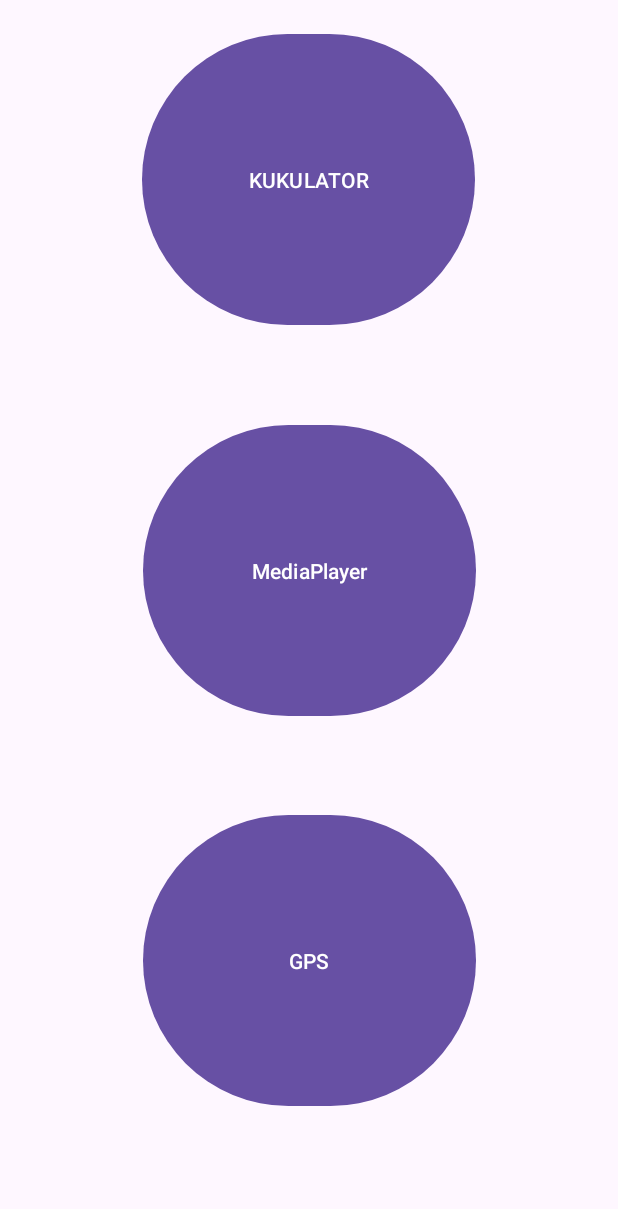
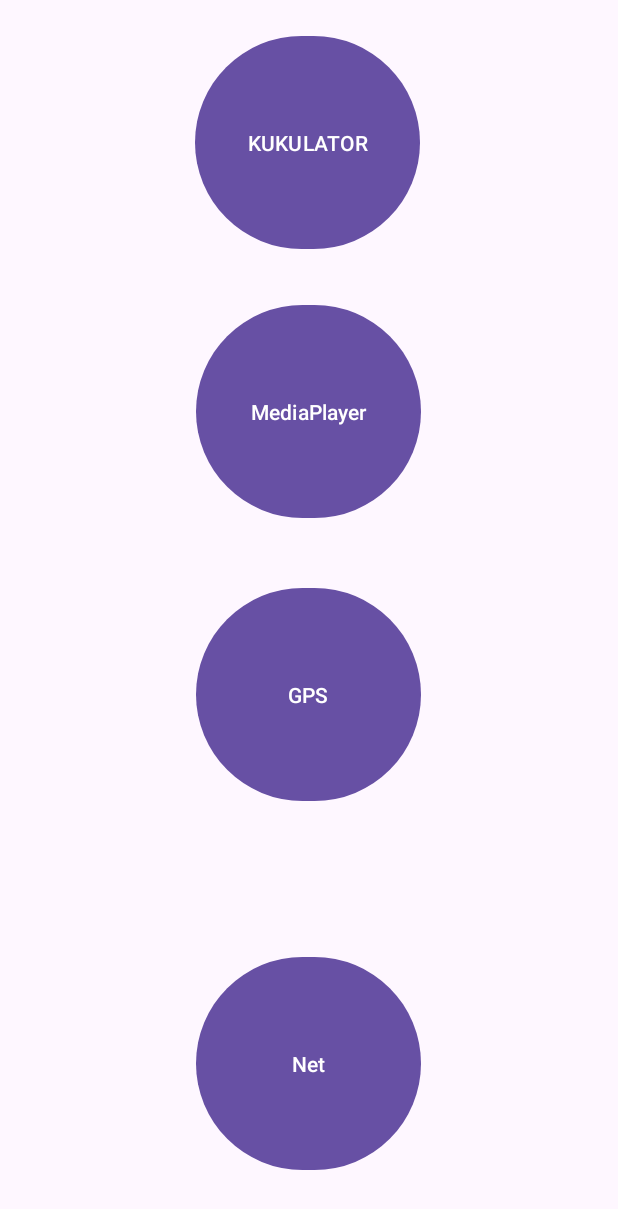
Before and after one commit to tortikmam/Visual, an Android app: the screen it shows after launch (MainActivity), on a phone screen of 412 x 824 dp. Shown: the top 1209 px of the screen. Run offline under Robolectric (Android 15) with nearby library versions, the phone set to English and light mode, and no system bars.

```diff
--- a/app/src/main/AndroidManifest.xml
+++ b/app/src/main/AndroidManifest.xml
@@ -6,6 +6,8 @@
     <uses-permission android:name="android.permission.ACCESS_FINE_LOCATION" />
     <uses-permission android:name="android.permission.ACCESS_COARSE_LOCATION" />
     <uses-permission android:name="android.permission.WRITE_EXTERNAL_STORAGE" />
+    <uses-permission android:name="android.permission.READ_PHONE_STATE" />
+
 
     <application
         android:allowBackup="true"
@@ -16,6 +18,9 @@
         android:roundIcon="@mipmap/ic_launcher_round"
         android:supportsRtl="true"
         android:theme="@style/Theme.Kukulator">
+        <activity
+            android:name=".MobileNetActivity"
+            android:exported="false" />
         <activity
             android:name=".GpsActivity"
             android:exported="false"
--- a/app/src/main/java/com/example/kukulator/MainActivity.kt
+++ b/app/src/main/java/com/example/kukulator/MainActivity.kt
@@ -43,5 +43,11 @@ class MainActivity : AppCompatActivity() {
             startActivity(GpAct)
         })
 
+        var bNet: Button = findViewById(R.id.button_net)
+        bNet.setOnClickListener({
+            val NetAct = Intent(this, MobileNetActivity::class.java)
+            startActivity(NetAct)
+        })
+
     }
 }
--- a/app/src/main/res/layout/activity_main.xml
+++ b/app/src/main/res/layout/activity_main.xml
@@ -9,8 +9,8 @@
 
     <Button
         android:id="@+id/button_kukulator"
-        android:layout_width="222dp"
-        android:layout_height="202dp"
+        android:layout_width="150dp"
+        android:layout_height="150dp"
         android:text="KUKULATOR"
         app:layout_constraintBottom_toBottomOf="parent"
         app:layout_constraintEnd_toEndOf="parent"
@@ -21,26 +21,38 @@
 
     <Button
         android:id="@+id/button_media_player"
-        android:layout_width="222dp"
-        android:layout_height="202dp"
+        android:layout_width="150dp"
+        android:layout_height="150dp"
         android:text="MediaPlayer"
         app:layout_constraintBottom_toBottomOf="parent"
         app:layout_constraintEnd_toEndOf="parent"
-        app:layout_constraintHorizontal_bias="0.502"
+        app:layout_constraintHorizontal_bias="0.498"
         app:layout_constraintStart_toStartOf="parent"
         app:layout_constraintTop_toBottomOf="@+id/button_kukulator"
-        app:layout_constraintVertical_bias="0.147" />
+        app:layout_constraintVertical_bias="0.058" />
 
     <Button
         android:id="@+id/button_gps"
-        android:layout_width="222dp"
-        android:layout_height="202dp"
+        android:layout_width="150dp"
+        android:layout_height="150dp"
         android:text="GPS"
         app:layout_constraintBottom_toBottomOf="parent"
         app:layout_constraintEnd_toEndOf="parent"
-        app:layout_constraintHorizontal_bias="0.502"
+        app:layout_constraintHorizontal_bias="0.498"
         app:layout_constraintStart_toStartOf="parent"
         app:layout_constraintTop_toBottomOf="@+id/button_media_player"
-        app:layout_constraintVertical_bias="0.412" />
+        app:layout_constraintVertical_bias="0.12" />
+
+    <Button
+        android:id="@+id/button_net"
+        android:layout_width="150dp"
+        android:layout_height="150dp"
+        android:text="Net"
+        app:layout_constraintBottom_toBottomOf="parent"
+        app:layout_constraintEnd_toEndOf="parent"
+        app:layout_constraintHorizontal_bias="0.498"
+        app:layout_constraintStart_toStartOf="parent"
+        app:layout_constraintTop_toTopOf="parent"
+        app:layout_constraintVertical_bias="0.941" />
 
 </androidx.constraintlayout.widget.ConstraintLayout>
```
Also changed, not shown: app/src/main/java/com/example/kukulator/MobileNetActivity.kt (added, +141 -0 lines), app/src/main/res/layout/activity_mobile_net.xml (added, +19 -0 lines), 97 other files.
